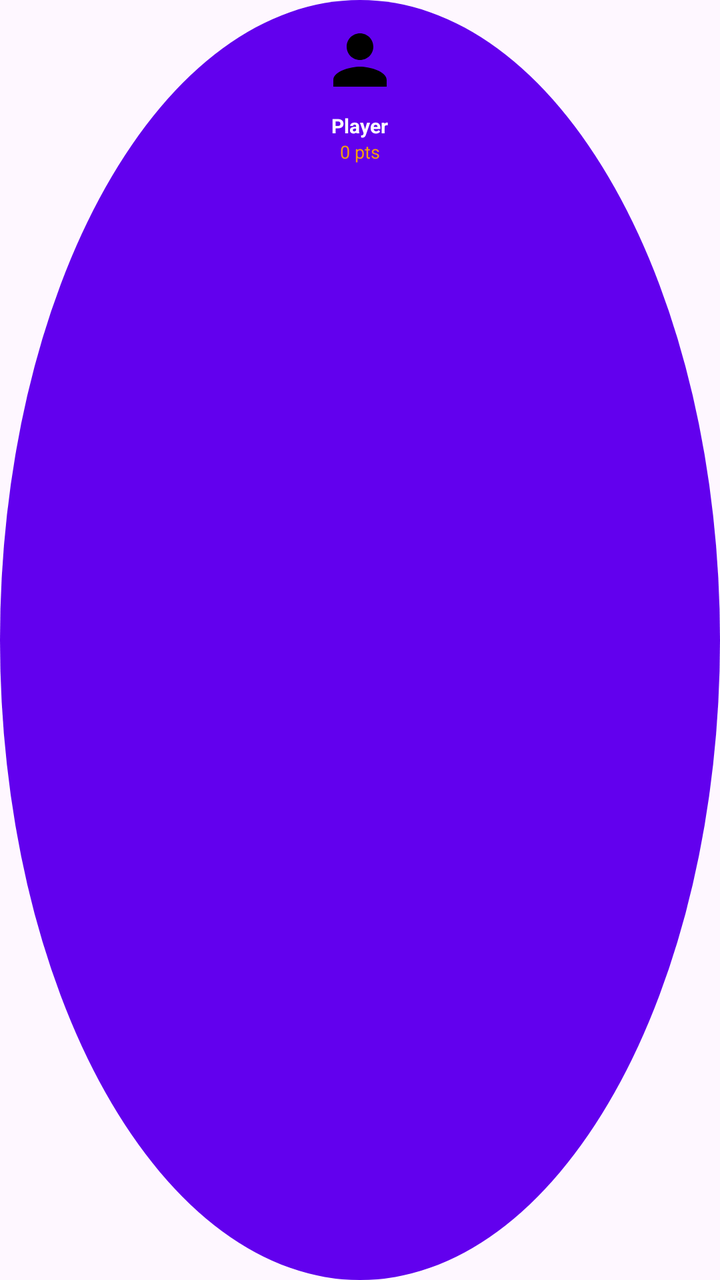
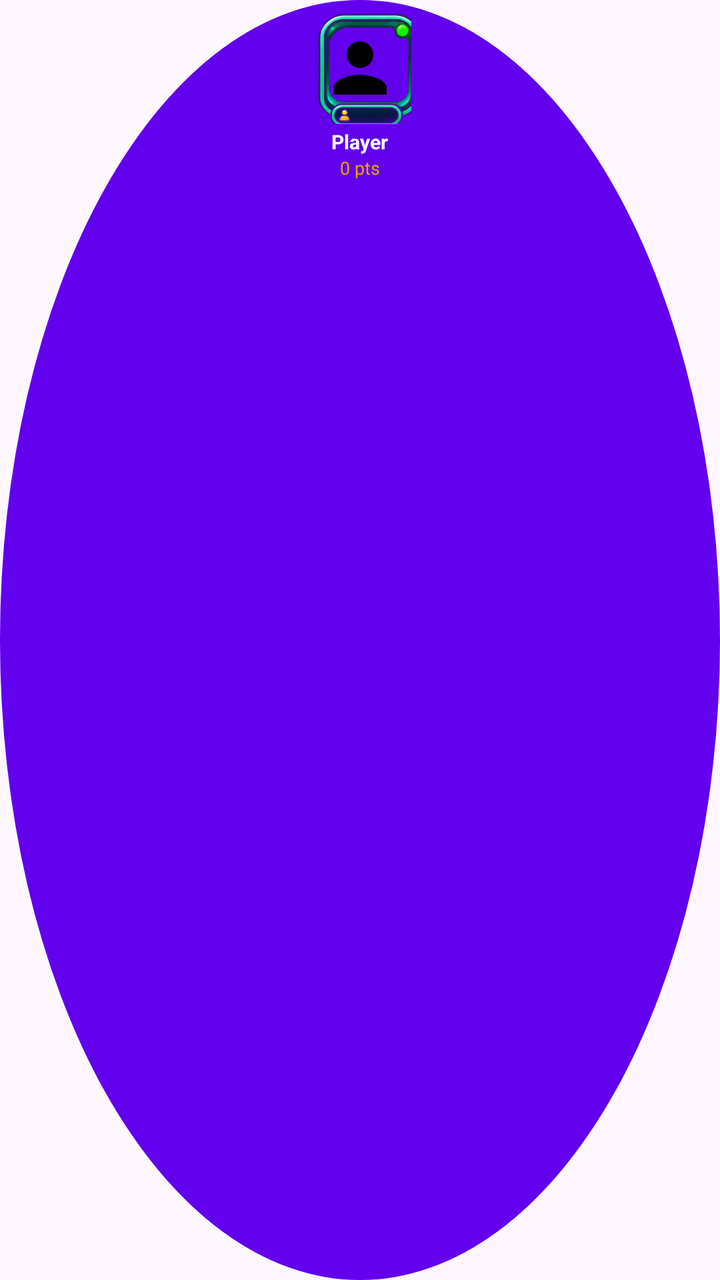

Compare the two renders of this Android layout. The source of the first and the diff that turns it into the second are given below.
<!-- AndroidManifest.xml: application theme Theme.TerritoryWars -->
<!-- res/layout/item_game_player.xml -->
<?xml version="1.0" encoding="utf-8"?>
<LinearLayout xmlns:android="http://schemas.android.com/apk/res/android"
    android:id="@+id/playerCardRoot"
    android:layout_width="match_parent"
    android:layout_height="wrap_content"
    android:orientation="vertical"
    android:gravity="center_horizontal"
    android:padding="6dp"
    android:clickable="true"
    android:focusable="true"
    android:background="@drawable/bg_player_circle">

    <FrameLayout
        android:layout_width="48dp"
        android:layout_height="48dp"
        android:layout_gravity="center_horizontal">

        
        <View
            android:id="@+id/turnHighlightRing"
            android:layout_width="48dp"
            android:layout_height="48dp"
            android:background="@drawable/shape_avatar_ring"
            android:visibility="gone" />

        
        <ImageView
            android:id="@+id/ivPlayerAvatar"
            android:layout_width="40dp"
            android:layout_height="40dp"
            android:layout_gravity="center"
            android:scaleType="centerCrop"
            android:src="@drawable/ic_profile" />

        
        <ImageView
            android:id="@+id/ivCrownBadge"
            android:layout_width="16dp"
            android:layout_height="16dp"
            android:layout_gravity="top|end"
            android:src="@drawable/ic_crown"
            android:visibility="gone" />

        
        <ImageView
            android:id="@+id/ivSpeakingMic"
            android:layout_width="18dp"
            android:layout_height="18dp"
            android:layout_gravity="bottom|end"
            android:background="@drawable/circle"
            android:backgroundTint="#10B981"
            android:padding="2dp"
            android:src="@drawable/ic_mic"
            android:visibility="gone" />

        
        <ImageView
            android:id="@+id/ivMuteBadge"
            android:layout_width="16dp"
            android:layout_height="16dp"
            android:layout_gravity="bottom|start"
            android:background="@drawable/circle"
            android:backgroundTint="#EF4444"
            android:padding="2dp"
            android:src="@drawable/ic_mic_off"
            android:visibility="gone" />

    </FrameLayout>

    
    <TextView
        android:id="@+id/tvPlayerName"
        android:layout_width="wrap_content"
        android:layout_height="wrap_content"
        android:layout_marginTop="2dp"
        android:ellipsize="end"
        android:maxLines="1"
        android:text="Player"
        android:textColor="#FFFFFF"
        android:textSize="10sp"
        android:textStyle="bold" />

    
    <TextView
        android:id="@+id/tvPlayerScore"
        android:layout_width="wrap_content"
        android:layout_height="wrap_content"
        android:text="0 pts"
        android:textColor="#F59E0B"
        android:textSize="9sp" />

</LinearLayout>
<!-- resources referenced by this layout -->
<resources>
  <!-- drawable bg_player_circle (drawable) -->
  <?xml version="1.0" encoding="utf-8"?>
  <shape xmlns:android="http://schemas.android.com/apk/res/android"
      android:shape="oval">
      <solid android:color="?attr/colorPrimary" />
  </shape>
  <!-- drawable circle (drawable) -->
  <vector xmlns:android="http://schemas.android.com/apk/res/android"
      android:width="512dp"
      android:height="512dp"
      android:viewportWidth="512"
      android:viewportHeight="512">
    <path
        android:pathData="M256,23.05C127.5,23.05 23.05,127.5 23.05,256S127.5,488.9 256,488.9 488.9,384.5 488.9,256 384.5,23.05 256,23.05zM256,40.95c118.9,0 215.1,96.15 215.1,215.05S374.9,471.1 256,471.1c-118.9,0 -215.05,-96.2 -215.05,-215.1C40.95,137.1 137.1,40.95 256,40.95z"
        android:fillColor="#fff"/>
  </vector>
  <!-- drawable ic_crown (drawable) -->
  <vector xmlns:android="http://schemas.android.com/apk/res/android"
      android:width="24dp"
      android:height="24dp"
      android:viewportWidth="24"
      android:viewportHeight="24">
      <path
          android:fillColor="#F59E0B"
          android:pathData="M5,16L3,5l5.5,5L12,4l3.5,6L21,5l-2,11H5zM5,18h14v2H5v-2z"/>
  </vector>
  <!-- drawable ic_mic (drawable) -->
  <vector xmlns:android="http://schemas.android.com/apk/res/android"
      android:width="24dp"
      android:height="24dp"
      android:viewportWidth="24"
      android:viewportHeight="24">
      <path
          android:fillColor="#FFFFFF"
          android:pathData="M12,14c1.66,0 3,-1.34 3,-3V5c0,-1.66 -1.34,-3 -3,-3S9,3.34 9,5v6C9,12.66 10.34,14 12,14z"/>
      <path
          android:fillColor="#FFFFFF"
          android:pathData="M17,11c0,2.76 -2.24,5 -5,5s-5,-2.24 -5,-5H5c0,3.53 2.61,6.43 6,6.92V21h2v-3.08c3.39,-0.49 6,-3.39 6,-6.92H17z"/>
  </vector>
  <!-- drawable ic_mic_off (drawable) -->
  <vector xmlns:android="http://schemas.android.com/apk/res/android"
      android:width="24dp"
      android:height="24dp"
      android:viewportWidth="24"
      android:viewportHeight="24">
      <path
          android:fillColor="#EF4444"
          android:pathData="M19,11h-1.7c0,0.74 -0.16,1.43 -0.43,2.05l1.23,1.23c0.56,-0.98 0.9,-2.09 0.9,-3.28zM14.5,10.66L9.34,5.5c0.16,-0.29 0.38,-0.55 0.66,-0.74V5c0,-1.66 1.34,-3 3,-3s3,1.34 3,3v5.66zM4.27,3L3,4.27l6.01,6.01V11c0,1.66 1.34,3 3,3c0.41,0 0.8,-0.08 1.15,-0.23l1.87,1.87c-0.93,0.59 -2.03,0.96 -3.22,0.96c-3.53,0 -6,-2.89 -6,-6.42H4c0,3.53 2.61,6.43 6,6.92V21h2v-3.08c1.09,-0.16 2.1,-0.57 2.97,-1.18l3.76,3.76L20,19.23L4.27,3z"/>
  </vector>
  <!-- drawable ic_profile (drawable) -->
  <?xml version="1.0" encoding="utf-8"?>
  <vector xmlns:android="http://schemas.android.com/apk/res/android"
      android:width="24dp"
      android:height="24dp"
      android:viewportWidth="24"
      android:viewportHeight="24">
      <path
          android:fillColor="#FF000000"
          android:pathData="M12,12c2.21,0 4,-1.79 4,-4s-1.79,-4 -4,-4 -4,1.79 -4,4 1.79,4 4,4zM12,14c-2.67,0 -8,1.34 -8,4v2h16v-2c0,-2.66 -5.33,-4 -8,-4z" />
  </vector>
  <!-- drawable shape_avatar_ring (drawable) -->
  <?xml version="1.0" encoding="utf-8"?>
  <shape xmlns:android="http://schemas.android.com/apk/res/android"
      android:shape="oval">
      <stroke
          android:width="3dp"
          android:color="#38BDF8" />
      <solid android:color="#00000000" />
  </shape>
  <color name="purple_500">#FF6200EE</color>
  <color name="purple_700">#FF3700B3</color>
  <color name="white">#FFFFFFFF</color>
  <color name="teal_200">#FF03DAC5</color>
  <color name="teal_700">#FF018786</color>
  <color name="black">#FF000000</color>
  <!-- unchanged entries left out for length: 1 -->
</resources>

<!-- the commit's change to res/layout/item_game_player.xml (unified diff, before → after) -->
@@ -1,5 +1,5 @@
-<?xml version="1.0" encoding="utf-8"?>
 <LinearLayout xmlns:android="http://schemas.android.com/apk/res/android"
+    xmlns:app="http://schemas.android.com/apk/res-auto"
     android:id="@+id/playerCardRoot"
     android:layout_width="match_parent"
     android:layout_height="wrap_content"
@@ -11,26 +11,36 @@
     android:background="@drawable/bg_player_circle">
 
     <FrameLayout
-        android:layout_width="48dp"
-        android:layout_height="48dp"
+        android:layout_width="56dp"
+        android:layout_height="56dp"
         android:layout_gravity="center_horizontal">
 
         
         <View
             android:id="@+id/turnHighlightRing"
-            android:layout_width="48dp"
-            android:layout_height="48dp"
+            android:layout_width="56dp"
+            android:layout_height="56dp"
             android:background="@drawable/shape_avatar_ring"
             android:visibility="gone" />
 
         
-        <ImageView
+        <com.google.android.material.imageview.ShapeableImageView
             android:id="@+id/ivPlayerAvatar"
             android:layout_width="40dp"
             android:layout_height="40dp"
             android:layout_gravity="center"
             android:scaleType="centerCrop"
+            app:shapeAppearanceOverlay="@style/ShapeAppearance.TerritoryWars.Avatar"
             android:src="@drawable/ic_profile" />
+
+        
+        <ImageView
+            android:id="@+id/ivPlayerFrame"
+            android:layout_width="56dp"
+            android:layout_height="56dp"
+            android:layout_gravity="center"
+            android:scaleType="fitCenter"
+            android:src="@drawable/frame_neon_green" />
 
         
         <ImageView
@@ -47,22 +57,16 @@
             android:layout_width="18dp"
             android:layout_height="18dp"
             android:layout_gravity="bottom|end"
-            android:background="@drawable/circle"
-            android:backgroundTint="#10B981"
-            android:padding="2dp"
-            android:src="@drawable/ic_mic"
+            android:src="@drawable/ic_hud_mic_on"
             android:visibility="gone" />
 
         
         <ImageView
             android:id="@+id/ivMuteBadge"
-            android:layout_width="16dp"
-            android:layout_height="16dp"
+            android:layout_width="18dp"
+            android:layout_height="18dp"
             android:layout_gravity="bottom|start"
-            android:background="@drawable/circle"
-            android:backgroundTint="#EF4444"
-            android:padding="2dp"
-            android:src="@drawable/ic_mic_off"
+            android:src="@drawable/ic_hud_mic_off"
             android:visibility="gone" />
 
     </FrameLayout>
<!-- resource entries referenced after the edit -->
@@ -6,16 +6,7 @@
       android:shape="oval">
       <solid android:color="?attr/colorPrimary" />
   </shape>
-  <!-- drawable circle (drawable) -->
-  <vector xmlns:android="http://schemas.android.com/apk/res/android"
-      android:width="512dp"
-      android:height="512dp"
-      android:viewportWidth="512"
-      android:viewportHeight="512">
-    <path
-        android:pathData="M256,23.05C127.5,23.05 23.05,127.5 23.05,256S127.5,488.9 256,488.9 488.9,384.5 488.9,256 384.5,23.05 256,23.05zM256,40.95c118.9,0 215.1,96.15 215.1,215.05S374.9,471.1 256,471.1c-118.9,0 -215.05,-96.2 -215.05,-215.1C40.95,137.1 137.1,40.95 256,40.95z"
-        android:fillColor="#fff"/>
-  </vector>
+  <!-- drawable frame_neon_green: png bitmap (drawable, 26639 bytes) -->
   <!-- drawable ic_crown (drawable) -->
   <vector xmlns:android="http://schemas.android.com/apk/res/android"
       android:width="24dp"
@@ -26,29 +17,8 @@
           android:fillColor="#F59E0B"
           android:pathData="M5,16L3,5l5.5,5L12,4l3.5,6L21,5l-2,11H5zM5,18h14v2H5v-2z"/>
   </vector>
-  <!-- drawable ic_mic (drawable) -->
-  <vector xmlns:android="http://schemas.android.com/apk/res/android"
-      android:width="24dp"
-      android:height="24dp"
-      android:viewportWidth="24"
-      android:viewportHeight="24">
-      <path
-          android:fillColor="#FFFFFF"
-          android:pathData="M12,14c1.66,0 3,-1.34 3,-3V5c0,-1.66 -1.34,-3 -3,-3S9,3.34 9,5v6C9,12.66 10.34,14 12,14z"/>
-      <path
-          android:fillColor="#FFFFFF"
-          android:pathData="M17,11c0,2.76 -2.24,5 -5,5s-5,-2.24 -5,-5H5c0,3.53 2.61,6.43 6,6.92V21h2v-3.08c3.39,-0.49 6,-3.39 6,-6.92H17z"/>
-  </vector>
-  <!-- drawable ic_mic_off (drawable) -->
-  <vector xmlns:android="http://schemas.android.com/apk/res/android"
-      android:width="24dp"
-      android:height="24dp"
-      android:viewportWidth="24"
-      android:viewportHeight="24">
-      <path
-          android:fillColor="#EF4444"
-          android:pathData="M19,11h-1.7c0,0.74 -0.16,1.43 -0.43,2.05l1.23,1.23c0.56,-0.98 0.9,-2.09 0.9,-3.28zM14.5,10.66L9.34,5.5c0.16,-0.29 0.38,-0.55 0.66,-0.74V5c0,-1.66 1.34,-3 3,-3s3,1.34 3,3v5.66zM4.27,3L3,4.27l6.01,6.01V11c0,1.66 1.34,3 3,3c0.41,0 0.8,-0.08 1.15,-0.23l1.87,1.87c-0.93,0.59 -2.03,0.96 -3.22,0.96c-3.53,0 -6,-2.89 -6,-6.42H4c0,3.53 2.61,6.43 6,6.92V21h2v-3.08c1.09,-0.16 2.1,-0.57 2.97,-1.18l3.76,3.76L20,19.23L4.27,3z"/>
-  </vector>
+  <!-- drawable ic_hud_mic_off: png bitmap (drawable, 9429 bytes) -->
+  <!-- drawable ic_hud_mic_on: png bitmap (drawable, 9073 bytes) -->
   <!-- drawable ic_profile (drawable) -->
   <?xml version="1.0" encoding="utf-8"?>
   <vector xmlns:android="http://schemas.android.com/apk/res/android"
@@ -69,6 +39,7 @@
           android:color="#38BDF8" />
       <solid android:color="#00000000" />
   </shape>
+  <style name="ShapeAppearance.TerritoryWars.Avatar" parent="ShapeAppearance.Material3.Corner.Full" />
   <color name="purple_500">#FF6200EE</color>
   <color name="purple_700">#FF3700B3</color>
   <color name="white">#FFFFFFFF</color>
